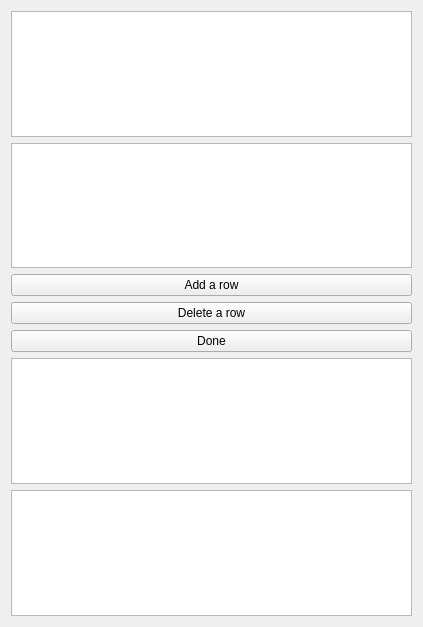
Before: the Qt Designer form src/UserView/UserView.ui in dekarh3/alpha2omega, drawn with Qt 5.
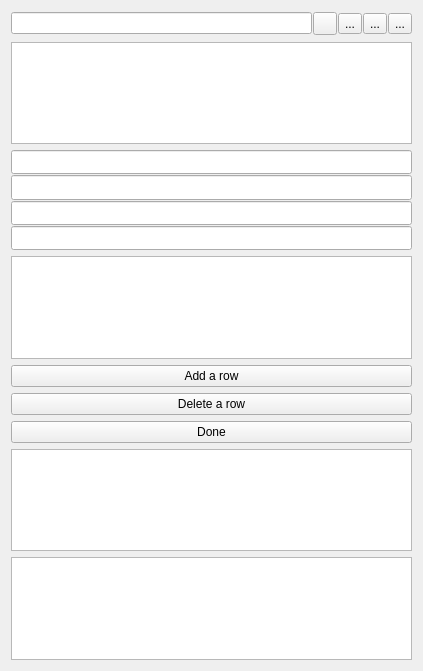
After: the same form once the commit is applied. Icons and pictures are not drawn.

```diff
--- a/src/UserView/UserView.ui
+++ b/src/UserView/UserView.ui
@@ -7,13 +7,93 @@
     <x>0</x>
     <y>0</y>
     <width>423</width>
-    <height>627</height>
+    <height>671</height>
    </rect>
   </property>
   <property name="windowTitle">
    <string>Form</string>
   </property>
   <layout class="QVBoxLayout" name="verticalLayout">
+   <item>
+    <widget class="QFrame" name="fr_theme_filter">
+     <property name="minimumSize">
+      <size>
+       <width>0</width>
+       <height>25</height>
+      </size>
+     </property>
+     <property name="frameShape">
+      <enum>QFrame::NoFrame</enum>
+     </property>
+     <property name="frameShadow">
+      <enum>QFrame::Raised</enum>
+     </property>
+     <layout class="QHBoxLayout" name="horizontalLayout">
+      <property name="spacing">
+       <number>1</number>
+      </property>
+      <property name="leftMargin">
+       <number>0</number>
+      </property>
+      <property name="topMargin">
+       <number>0</number>
+      </property>
+      <property name="rightMargin">
+       <number>0</number>
+      </property>
+      <property name="bottomMargin">
+       <number>0</number>
+      </property>
+      <item>
+       <widget class="QLineEdit" name="le_theme_filter"/>
+      </item>
+      <item>
+       <widget class="QToolButton" name="tb_new_theme">
+        <property name="text">
+         <string/>
+        </property>
+        <property name="icon">
+         <iconset resource="../img.qrc">
+          <normaloff>:/img/img/new.png</normaloff>:/img/img/new.png</iconset>
+        </property>
+       </widget>
+      </item>
+      <item>
+       <widget class="QToolButton" name="tb_save_theme">
+        <property name="text">
+         <string>...</string>
+        </property>
+        <property name="icon">
+         <iconset resource="../img.qrc">
+          <normaloff>:/img/img/ok.png</normaloff>:/img/img/ok.png</iconset>
+        </property>
+       </widget>
+      </item>
+      <item>
+       <widget class="QToolButton" name="tb_cancel_theme">
+        <property name="text">
+         <string>...</string>
+        </property>
+        <property name="icon">
+         <iconset resource="../img.qrc">
+          <normaloff>:/img/img/cancel.png</normaloff>:/img/img/cancel.png</iconset>
+        </property>
+       </widget>
+      </item>
+      <item>
+       <widget class="QToolButton" name="tb_duplucate_theme">
+        <property name="text">
+         <string>...</string>
+        </property>
+        <property name="icon">
+         <iconset resource="../img.qrc">
+          <normaloff>:/img/img/copy.png</normaloff>:/img/img/copy.png</iconset>
+        </property>
+       </widget>
+      </item>
+     </layout>
+    </widget>
+   </item>
    <item>
     <widget class="QTableView" name="tv_themes">
      <property name="editTriggers">
@@ -21,6 +101,85 @@
      </property>
     </widget>
    </item>
+   <item>
+    <widget class="QFrame" name="fr_theme_edit">
+     <property name="sizePolicy">
+      <sizepolicy hsizetype="Preferred" vsizetype="Fixed">
+       <horstretch>0</horstretch>
+       <verstretch>0</verstretch>
+      </sizepolicy>
+     </property>
+     <property name="minimumSize">
+      <size>
+       <width>0</width>
+       <height>100</height>
+      </size>
+     </property>
+     <property name="frameShape">
+      <enum>QFrame::NoFrame</enum>
+     </property>
+     <property name="frameShadow">
+      <enum>QFrame::Raised</enum>
+     </property>
+     <layout class="QVBoxLayout" name="verticalLayout_2">
+      <property name="spacing">
+       <number>1</number>
+      </property>
+      <property name="leftMargin">
+       <number>0</number>
+      </property>
+      <property name="topMargin">
+       <number>0</number>
+      </property>
+      <property name="rightMargin">
+       <number>0</number>
+      </property>
+      <property name="bottomMargin">
+       <number>0</number>
+      </property>
+      <item>
+       <widget class="QLineEdit" name="lineEdit">
+        <property name="sizePolicy">
+         <sizepolicy hsizetype="Expanding" vsizetype="Minimum">
+          <horstretch>0</horstretch>
+          <verstretch>0</verstretch>
+         </sizepolicy>
+        </property>
+       </widget>
+      </item>
+      <item>
+       <widget class="QLineEdit" name="lineEdit_3">
+        <property name="sizePolicy">
+         <sizepolicy hsizetype="Expanding" vsizetype="Minimum">
+          <horstretch>0</horstretch>
+          <verstretch>0</verstretch>
+         </sizepolicy>
+        </property>
+       </widget>
+      </item>
+      <item>
+       <widget class="QLineEdit" name="lineEdit_4">
+        <property name="sizePolicy">
+         <sizepolicy hsizetype="Expanding" vsizetype="Minimum">
+          <horstretch>0</horstretch>
+          <verstretch>0</verstretch>
+         </sizepolicy>
+        </property>
+       </widget>
+      </item>
+      <item>
+       <widget class="QLineEdit" name="lineEdit_2">
+        <property name="sizePolicy">
+         <sizepolicy hsizetype="Expanding" vsizetype="Minimum">
+          <horstretch>0</horstretch>
+          <verstretch>0</verstretch>
+         </sizepolicy>
+        </property>
+       </widget>
+      </item>
+     </layout>
+    </widget>
+   </item>
    <item>
     <widget class="QTableView" name="tv_measures">
      <property name="editTriggers">
```
Left out of the diff: 4 changed lines with no effect on the pictures.
